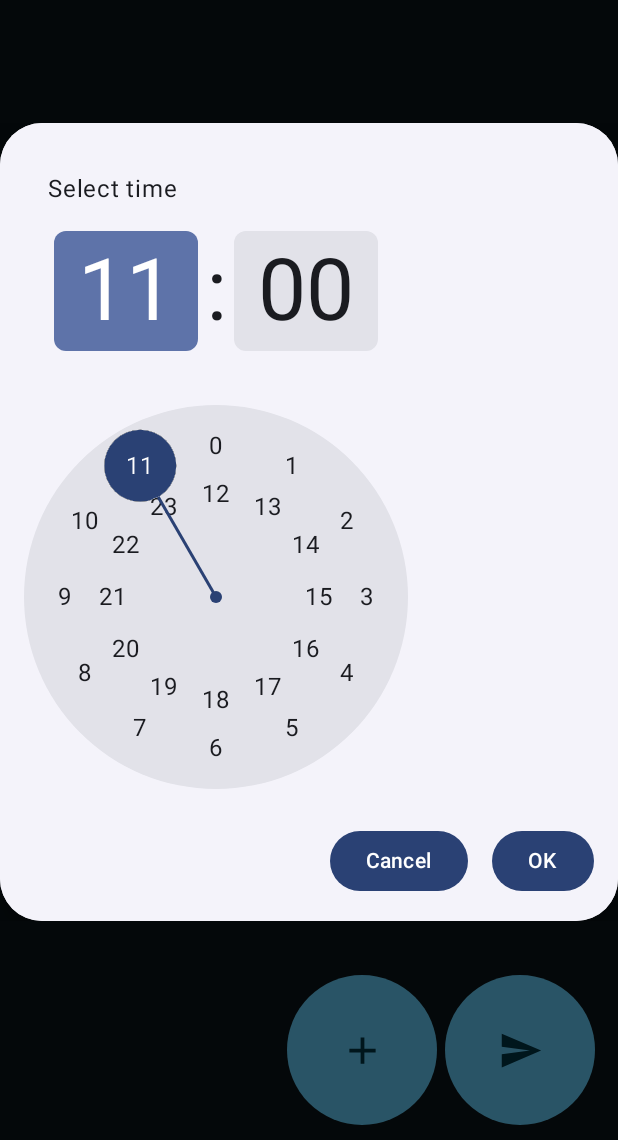
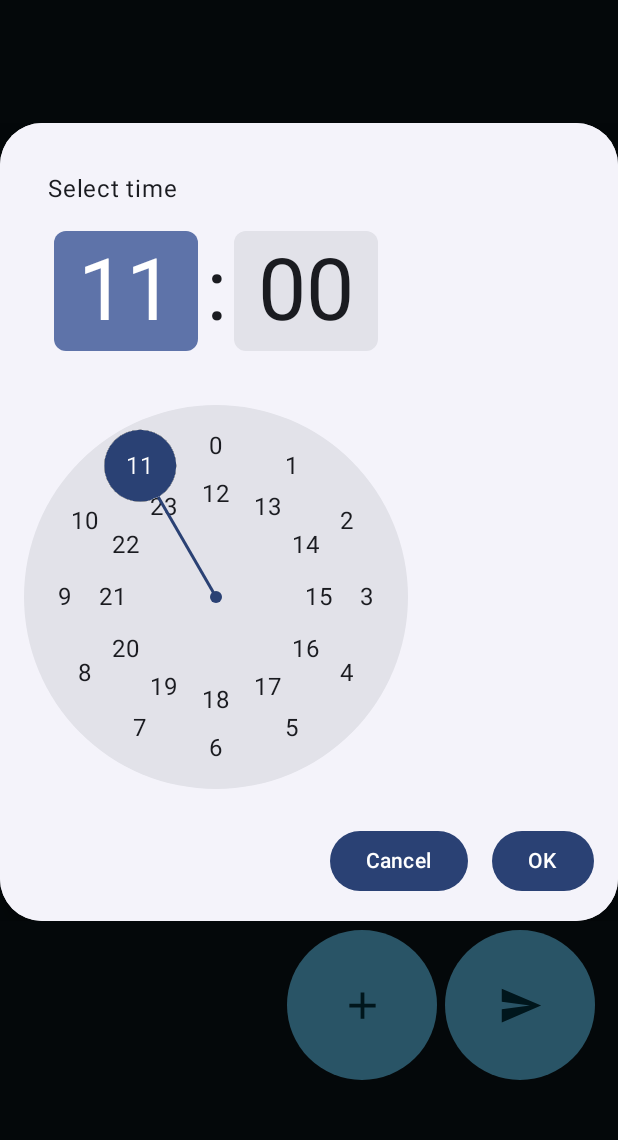
Before and after one commit to YamazakiYusuke/meetingdesu, an Android app built with Jetpack Compose: the screen it shows after launch (MainActivity), after a tap on "Create new icon", on a phone screen of 412 x 824 dp, the part 96-1236 px from its top. Run offline under Robolectric (Android 15) with nearby library versions, the phone set to English and light mode, and no system bars; our stand-ins replace Room's generated code.

Commit message:
paddingを調整

```diff
--- a/app/src/main/java/com/example/meetingdesu/ui/compose/screen/MeetingInfoScreen.kt
+++ b/app/src/main/java/com/example/meetingdesu/ui/compose/screen/MeetingInfoScreen.kt
@@ -156,10 +156,10 @@ fun MeetingInfoScreenContent(
         Column(
             modifier = modifier
                 .fillMaxSize()
-                .padding(20.dp)
+                .padding(start = 20.dp, end = 20.dp, bottom = 20.dp)
         ) {
             LazyColumn(
-                contentPadding = PaddingValues(top = 10.dp, bottom = 100.dp)
+                contentPadding = PaddingValues(top = 30.dp, bottom = 160.dp)
             ) {
                 items(listItems.size) { index ->
                     val item = listItems[index]
@@ -180,7 +180,7 @@ fun MeetingInfoScreenContent(
         Row(
             modifier = Modifier.padding(
                 end = 15.dp,
-                bottom = 10.dp
+                bottom = 40.dp
             )
         ) {
             CreateNewButton(
```
